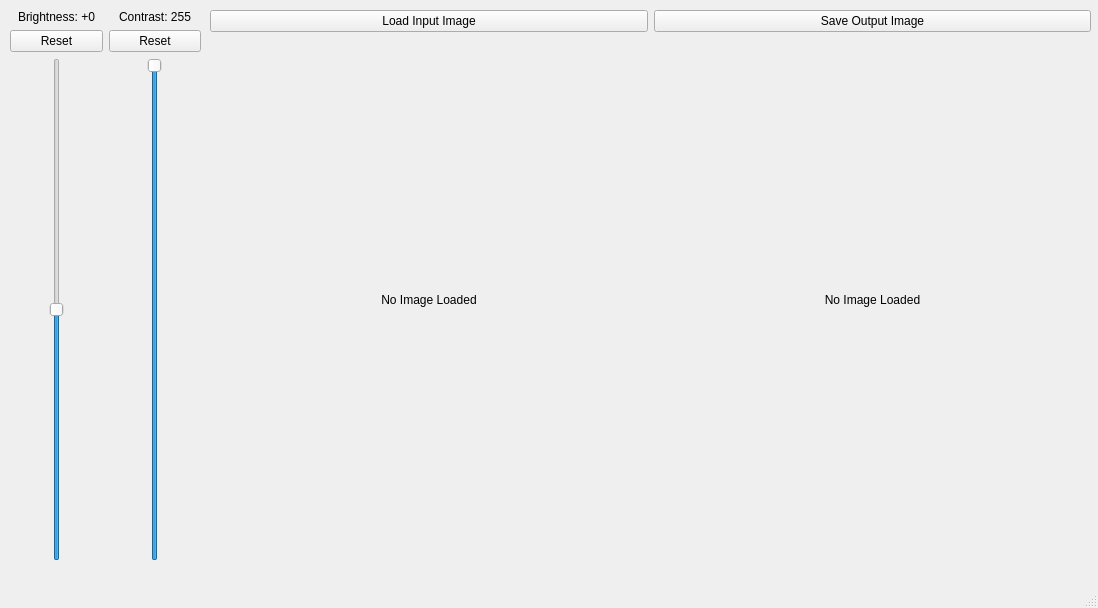
theroylor/ECE484W_Lab1.2, file mainwindow.ui: the form before one commit.
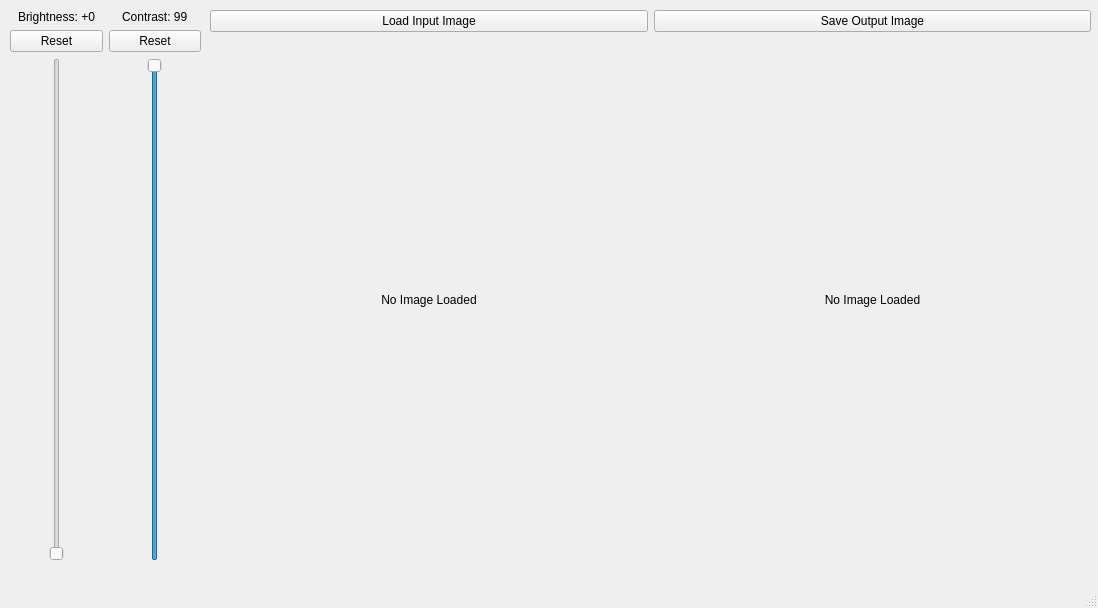
The form after the commit.

Commit message: update for miniusb com

Diff of the .ui file:
```diff
--- a/mainwindow.ui
+++ b/mainwindow.ui
@@ -43,10 +43,10 @@
        <item alignment="Qt::AlignHCenter">
         <widget class="QSlider" name="verticalSlider_brightness">
          <property name="minimum">
-          <number>-100</number>
+          <number>0</number>
          </property>
          <property name="maximum">
-          <number>100</number>
+          <number>99</number>
          </property>
          <property name="orientation">
           <enum>Qt::Vertical</enum>
@@ -60,7 +60,7 @@
        <item alignment="Qt::AlignHCenter">
         <widget class="QLabel" name="label_contrast">
          <property name="text">
-          <string>Contrast: 255</string>
+          <string>Contrast: 99</string>
          </property>
         </widget>
        </item>
```
Left out of the diff: 8 changed lines with no effect on the pictures.
